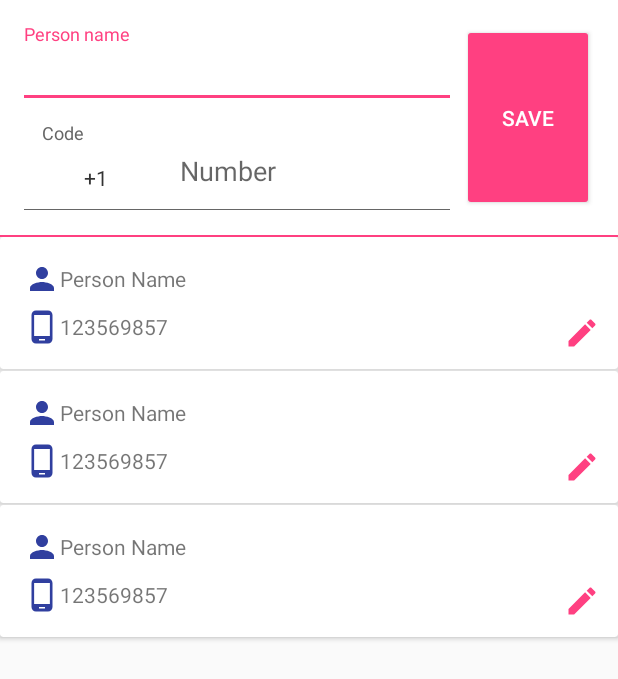
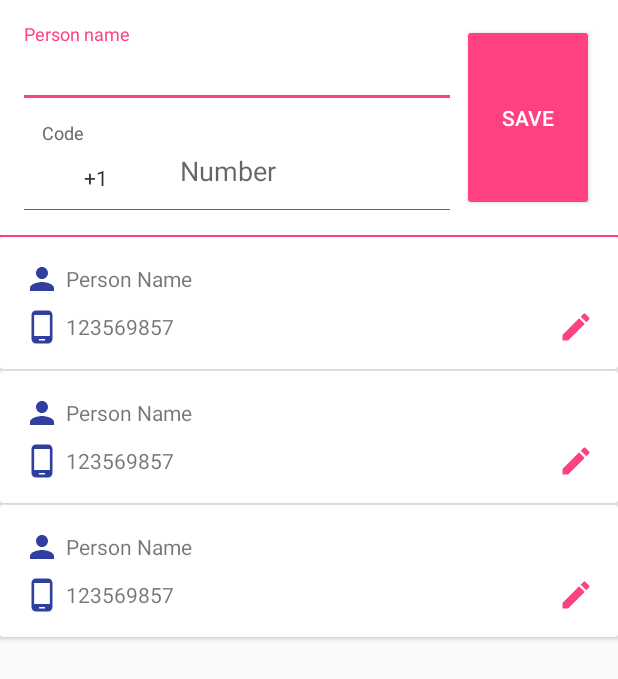
Before and after one commit to ankurgecr/PhoneNumberEditText, an Android app: the layout activity_main.xml on its own in the app's theme, with its tools: preview values and no code run, on a phone screen of 412 x 824 dp. Shown: the top 679 px of the screen. Run offline under Robolectric (Android 15) with nearby library versions, the phone set to English and light mode, and no system bars.

Commit message:
* minor improvement

```diff
--- a/app/src/main/res/layout/item_person_detail.xml
+++ b/app/src/main/res/layout/item_person_detail.xml
@@ -24,6 +24,7 @@
                 android:layout_height="wrap_content"
                 android:layout_gravity="center"
                 android:drawableLeft="@drawable/ic_vc_person"
+                android:drawablePadding="@dimen/gap_internal"
                 android:drawableStart="@drawable/ic_vc_person"
                 android:drawableTint="@color/colorPrimaryDark"
                 android:gravity="center_vertical"
@@ -36,6 +37,7 @@
                 android:layout_height="wrap_content"
                 android:layout_gravity="center"
                 android:drawableLeft="@drawable/ic_vc_contact"
+                android:drawablePadding="@dimen/gap_internal"
                 android:drawableStart="@drawable/ic_vc_contact"
                 android:drawableTint="@color/colorPrimaryDark"
                 android:gravity="center_vertical"
@@ -48,8 +50,9 @@
             android:id="@+id/btn_edit"
             android:layout_width="wrap_content"
             android:layout_height="wrap_content"
+            android:layout_margin="@dimen/gap_external"
             android:background="@null"
-            android:padding="@dimen/gap_external"
+            android:padding="@dimen/gap_internal"
             android:src="@drawable/ic_vc_edit"
             android:tint="@color/colorAccent" />
 
```
Also changed, not shown: app/src/main/java/info/ankurpandya/phonenumberedittext/demo/adapters/PersonListAdapter.java (+6 -1 lines), lib_phonenumberedittext/src/main/java/android/helper/PhoneNumberEditText.java (+35 -0 lines).
